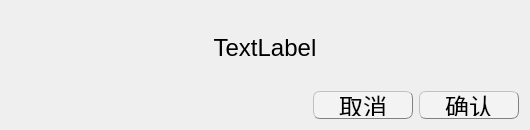
First picture: the form in confirmsthdialog.ui, repository EsZHU/QtExamSystem, before the edit.
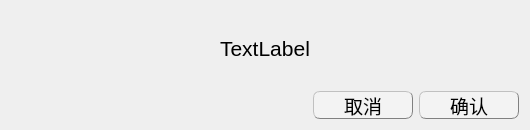
Second picture: the form after the edit.

```diff
--- a/confirmsthdialog.ui
+++ b/confirmsthdialog.ui
@@ -30,7 +30,7 @@
      </property>
      <property name="font">
       <font>
-       <pointsize>18</pointsize>
+       <pointsize>14</pointsize>
       </font>
      </property>
      <property name="styleSheet">
@@ -60,7 +60,7 @@
      </property>
      <property name="font">
       <font>
-       <pointsize>18</pointsize>
+       <pointsize>14</pointsize>
       </font>
      </property>
      <property name="styleSheet">
@@ -91,7 +91,7 @@
     <widget class="QLabel" name="hintLabel">
      <property name="font">
       <font>
-       <pointsize>18</pointsize>
+       <pointsize>16</pointsize>
       </font>
      </property>
      <property name="text">
```
